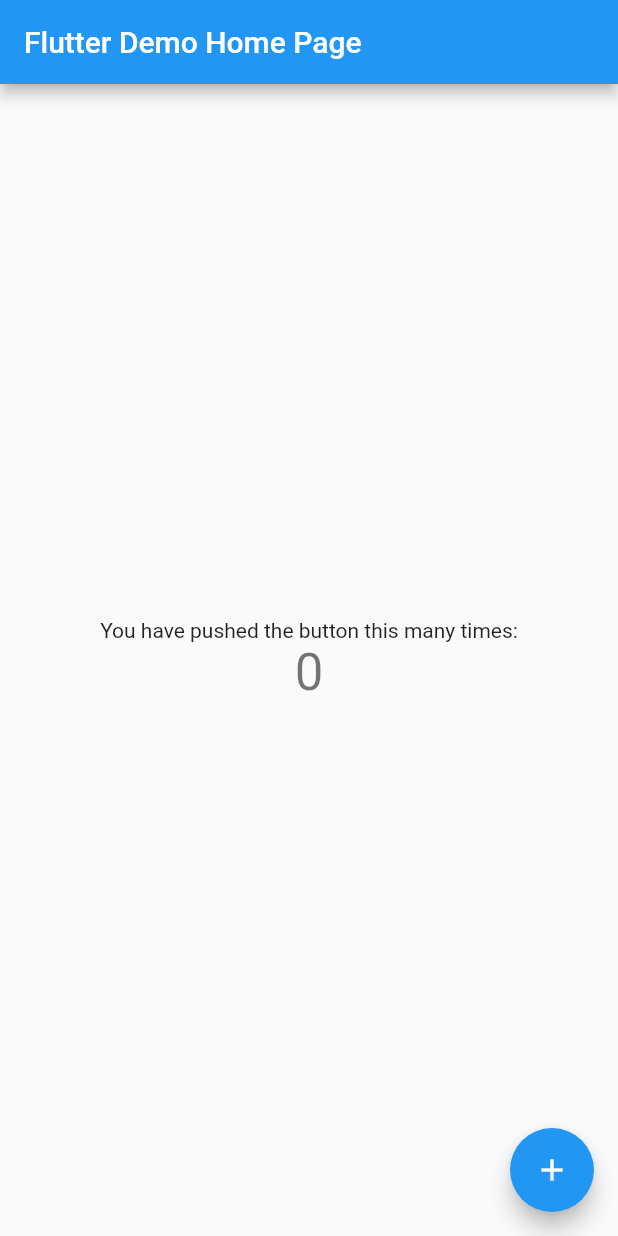
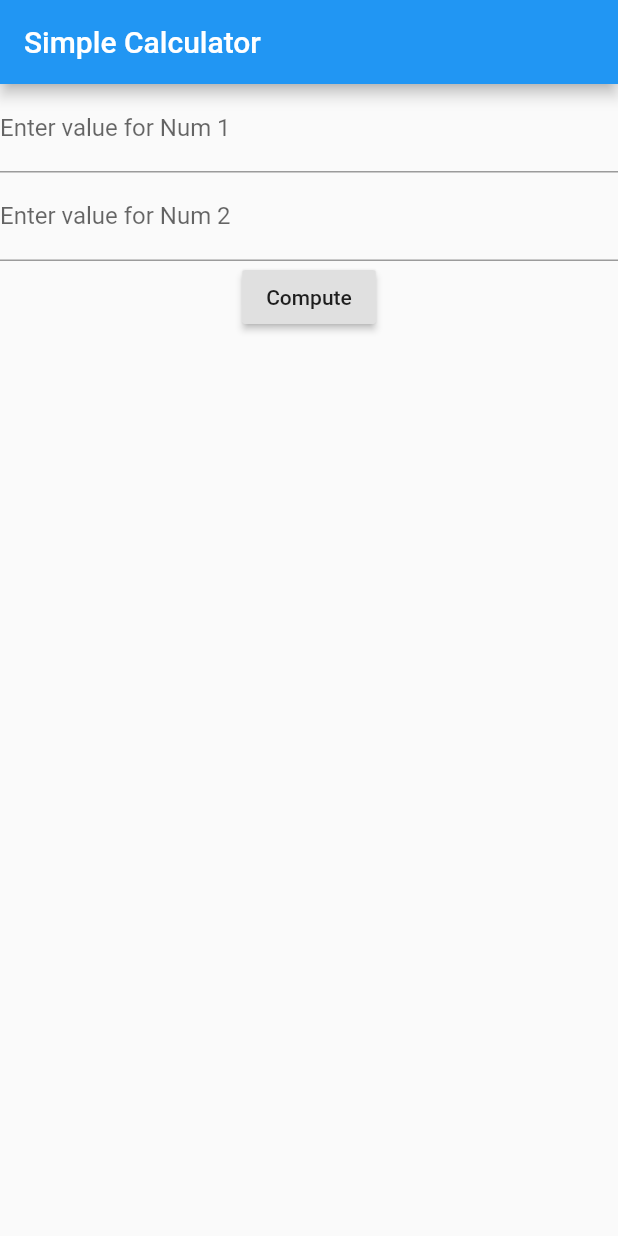
Before and after one commit to tinyikontlurhi/flutter-calculator, a Flutter app: the screen it shows after launch, on a phone screen of 412 x 824 dp. Run offline on Flutter 3.47's test engine with Material 2 defaults, Android fonts, the phone set to English and light mode, and no system bars.

Commit message:
--- Auto-Git Commit ---

```diff
--- a/lib/main.dart
+++ b/lib/main.dart
@@ -5,109 +5,65 @@ void main() {
 }
 
 class MyApp extends StatelessWidget {
-  // This widget is the root of your application.
   @override
   Widget build(BuildContext context) {
     return MaterialApp(
-      title: 'Flutter Demo',
-      theme: ThemeData(
-        // This is the theme of your application.
-        //
-        // Try running your application with "flutter run". You'll see the
-        // application has a blue toolbar. Then, without quitting the app, try
-        // changing the primarySwatch below to Colors.green and then invoke
-        // "hot reload" (press "r" in the console where you ran "flutter run",
-        // or simply save your changes to "hot reload" in a Flutter IDE).
-        // Notice that the counter didn't reset back to zero; the application
-        // is not restarted.
-        primarySwatch: Colors.blue,
-      ),
-      home: MyHomePage(title: 'Flutter Demo Home Page'),
-    );
+        home: Scaffold(
+      appBar: AppBar(title: Text("Simple Calculator")),
+      body: MyCalculator(),
+    ));
   }
 }
 
-class MyHomePage extends StatefulWidget {
-  MyHomePage({Key? key, required this.title}) : super(key: key);
-
-  // This widget is the home page of your application. It is stateful, meaning
-  // that it has a State object (defined below) that contains fields that affect
-  // how it looks.
-
-  // This class is the configuration for the state. It holds the values (in this
-  // case the title) provided by the parent (in this case the App widget) and
-  // used by the build method of the State. Fields in a Widget subclass are
-  // always marked "final".
-
-  final String title;
-
-  @override
-  _MyHomePageState createState() => _MyHomePageState();
+class MyCalculator extends StatefulWidget {
+  _ComputeSum createState() => _ComputeSum();
 }
 
-class _MyHomePageState extends State<MyHomePage> {
-  int _counter = 0;
+class _ComputeSum extends State {
+  TextEditingController tfnum1 = TextEditingController();
+  TextEditingController tfnum2 = TextEditingController();
+  String output = "";
+  var n1 = 0;
+  var n2 = 0;
+  var sum = 0;
 
-  void _incrementCounter() {
+  void AddTwoNumber() {
+    n1 = int.parse(tfnum1.text);
+    n2 = int.parse(tfnum2.text);
+
+    sum = n1 + n2;
+
     setState(() {
-      // This call to setState tells the Flutter framework that something has
-      // changed in this State, which causes it to rerun the build method below
-      // so that the display can reflect the updated values. If we changed
-      // _counter without calling setState(), then the build method would not be
-      // called again, and so nothing would appear to happen.
-      _counter++;
+      output = "The sum is " + sum.toString();
     });
   }
 
   @override
   Widget build(BuildContext context) {
-    // This method is rerun every time setState is called, for instance as done
-    // by the _incrementCounter method above.
-    //
-    // The Flutter framework has been optimized to make rerunning build methods
-    // fast, so that you can just rebuild anything that needs updating rather
-    // than having to individually change instances of widgets.
-    return Scaffold(
-      appBar: AppBar(
-        // Here we take the value from the MyHomePage object that was created by
-        // the App.build method, and use it to set our appbar title.
-        title: Text(widget.title),
+    return Container(
+      child: Column(
+        children: [
+          TextField(
+            controller: tfnum1,
+            decoration: InputDecoration(
+                labelText: "Enter value for Num 1",
+                hintText: "Please input value for num1"),
+          ),
+          TextField(
+            controller: tfnum2,
+            decoration: InputDecoration(
+                labelText: "Enter value for Num 2",
+                hintText: "Please input value for num2"),
+          ),
+          RaisedButton(
+            onPressed: () {
+              AddTwoNumber();
+            },
+            child: Text("Compute"),
+          ),
+          Text(output)
+        ],
       ),
-      body: Center(
-        // Center is a layout widget. It takes a single child and positions it
-        // in the middle of the parent.
-        child: Column(
-          // Column is also a layout widget. It takes a list of children and
-          // arranges them vertically. By default, it sizes itself to fit its
-          // children horizontally, and tries to be as tall as its parent.
-          //
-          // Invoke "debug painting" (press "p" in the console, choose the
-          // "Toggle Debug Paint" action from the Flutter Inspector in Android
-          // Studio, or the "Toggle Debug Paint" command in Visual Studio Code)
-          // to see the wireframe for each widget.
-          //
-          // Column has various properties to control how it sizes itself and
-          // how it positions its children. Here we use mainAxisAlignment to
-          // center the children vertically; the main axis here is the vertical
-          // axis because Columns are vertical (the cross axis would be
-          // horizontal).
-          mainAxisAlignment: MainAxisAlignment.center,
-          children: <Widget>[
-            Text(
-              'You have pushed the button this many times:',
-            ),
-            Text(
-              '$_counter',
-              style: Theme.of(context).textTheme.headline4,
-            ),
-          ],
-        ),
-      ),
-      floatingActionButton: FloatingActionButton(
-        onPressed: _incrementCounter,
-        tooltip: 'Increment',
-        child: Icon(Icons.add),
-      ), // This trailing comma makes auto-formatting nicer for build methods.
     );
   }
 }
```
Also changed, not shown: .autogit/autogit.json (added).
